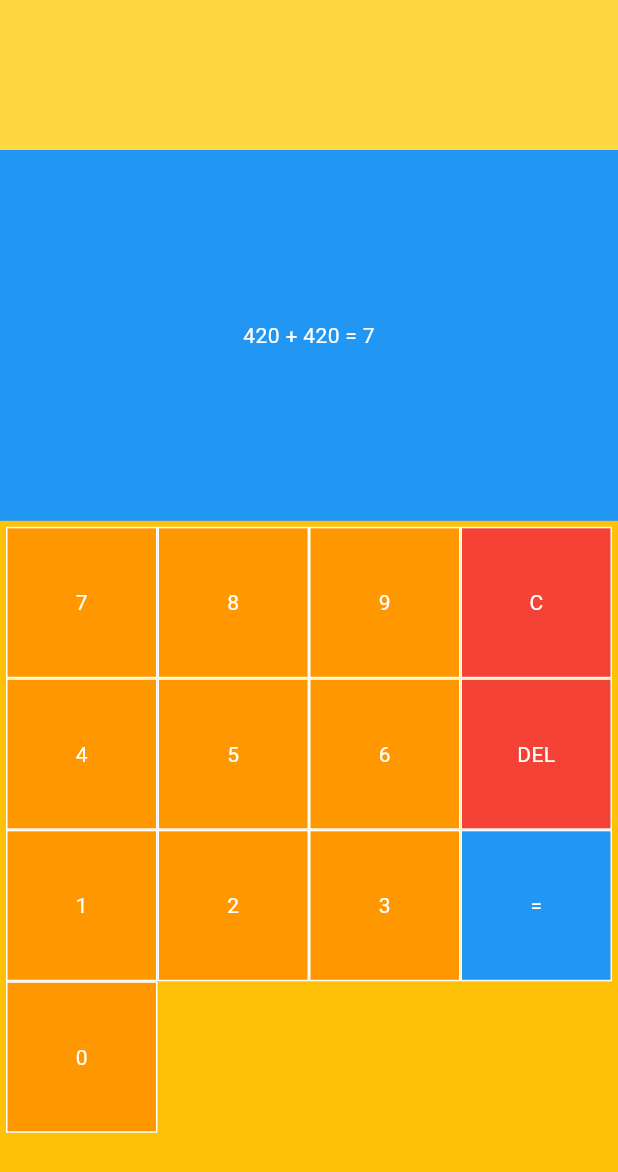
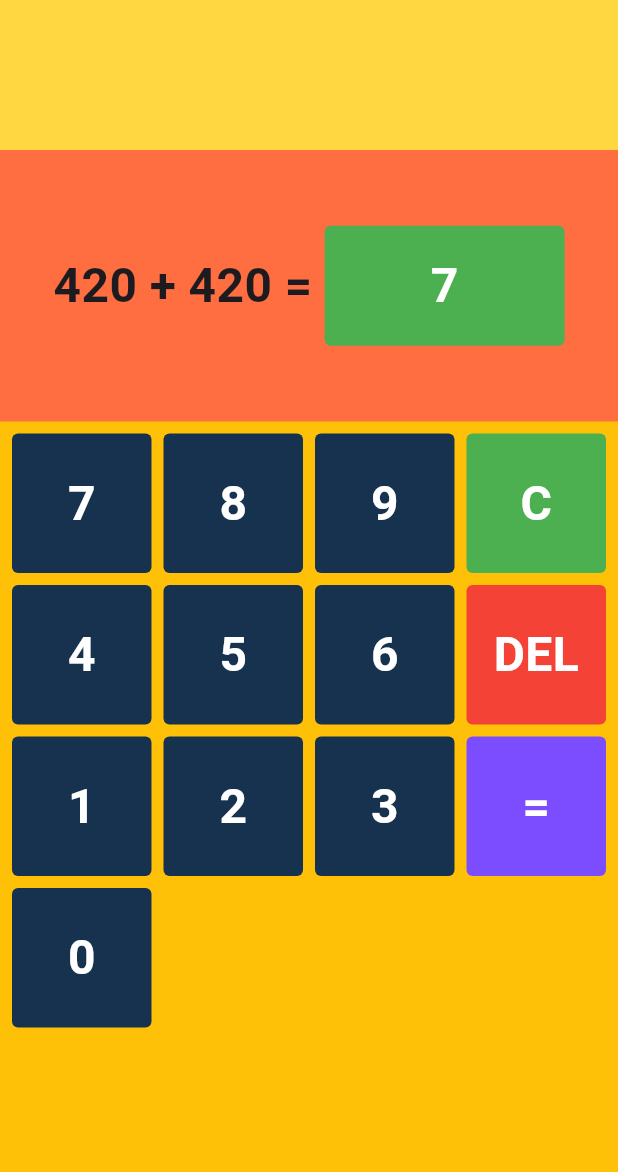
Before and after one commit to ravenuy17/finalproject-mobprog, a Flutter app: the screen it shows after launch, after a tap on an icon or button, on a phone screen of 412 x 824 dp. Shown: the top 1172 px of the screen. Run offline on Flutter 3.47's test engine with Material 3 defaults, Android fonts, the phone set to English and light mode, and no system bars; missing offline and left inert: dart:html.

Commit message:
Final na final na update

```diff
--- a/lib/constant.dart
+++ b/lib/constant.dart
@@ -5,3 +5,6 @@ var defaultTextStyle =
 
 var whiteTextStyle = const TextStyle(
     color: Colors.white, fontWeight: FontWeight.bold, fontSize: 32);
+
+var blackTextStyle = const TextStyle(
+    color: Colors.black, fontWeight: FontWeight.bold, fontSize: 32);
--- a/lib/homePage.dart
+++ b/lib/homePage.dart
@@ -1,18 +1,11 @@
+import 'dart:html';
+
 import 'package:flutter/material.dart';
 import 'dart:math';
 
-void main() {
-  runApp(MyApp());
-}
-
-class MyApp extends StatelessWidget {
-  @override
-  Widget build(BuildContext context) {
-    return MaterialApp(
-      home: HomePage(),
-    );
-  }
-}
+import 'package:flutter_application_5_experiment/constant.dart';
+import 'package:flutter_application_5_experiment/util/numKey.dart';
+import 'package:flutter_application_5_experiment/util/result.dart';
 
 class HomePage extends StatefulWidget {
   const HomePage({Key? key}) : super(key: key);
@@ -22,239 +15,157 @@ class HomePage extends StatefulWidget {
 }
 
 class _HomePageState extends State<HomePage> {
-  // Number pad list
-  List<MyButtonData> numberPad = [
-    MyButtonData(child: "7", color: Colors.orange),
-    MyButtonData(child: "8", color: Colors.orange),
-    MyButtonData(child: "9", color: Colors.orange),
-    MyButtonData(child: "C", color: Colors.red),
-    MyButtonData(child: "4", color: Colors.orange),
-    MyButtonData(child: "5", color: Colors.orange),
-    MyButtonData(child: "6", color: Colors.orange),
-    MyButtonData(child: "DEL", color: Colors.red),
-    MyButtonData(child: "1", color: Colors.orange),
-    MyButtonData(child: "2", color: Colors.orange),
-    MyButtonData(child: "3", color: Colors.orange),
-    MyButtonData(child: "=", color: Colors.blue),
-    MyButtonData(child: "0", color: Colors.orange),
+  //number pad list
+  List<String> numberPad = [
+    '7',
+    '8',
+    '9',
+    'C',
+    '4',
+    '5',
+    '6',
+    'DEL',
+    '1',
+    '2',
+    '3',
+    '=',
+    '0',
   ];
+//numbers
+  int numA = Random().nextInt(1000);
+  int numB = Random().nextInt(1000);
+  //user answer
+  String userAnswer = '';
 
-  // Question variables
-  int numberA = Random().nextInt(1000);
-  int numberB = Random().nextInt(1000);
-  String operator = '+';
+  //button tap
+  void buttonTapped(String button) {
+    setState(() {
+      if (button == '=') {
+        checkResult();
+      }
+      //clear
+      else if (button == 'C') {
+        userAnswer = '';
+        //delete last number
+      } else if (button == 'DEL') {
+        userAnswer = userAnswer.substring(0, userAnswer.length - 1);
+        if (userAnswer.isNotEmpty) {
+          userAnswer = userAnswer.substring(0, userAnswer.length - 1);
+        }
+        //max length
+      } else if (userAnswer.length < 5) {
+        userAnswer += button;
+      }
+    });
+  }
 
-  // User's answer
-  String userAnswer = '';
+//GO BACK TO QUESTION
+  void goBackToQuestion() {
+    //dismiss alert dialog
+    Navigator.of(context).pop();
+  }
+
+  void goToNextQuestion() {
+    setState(() {
+      numA = Random().nextInt(1000);
+      numB = Random().nextInt(1000);
+      userAnswer = '';
+    });
+    Navigator.pop(context);
+    setState(() {
+      userAnswer = '';
+    });
+  }
+
+  void checkResult() {
+    if (numA + numB == int.parse(userAnswer)) {
+      showDialog(
+        context: context,
+        builder: (context) {
+          return ResultMessage(
+              message: 'Great Job!',
+              onTap: goToNextQuestion,
+              icon: Icons.arrow_forward);
+        },
+      );
+    } else {
+      showDialog(
+        context: context,
+        builder: (context) {
+          return ResultMessage(
+              message: 'Try again!',
+              onTap: goBackToQuestion,
+              icon: Icons.rotate_left);
+        },
+      );
+    }
+  }
 
   @override
   Widget build(BuildContext context) {
     return Scaffold(
       backgroundColor: Colors.amber,
-      body: SingleChildScrollView(
-        physics: NeverScrollableScrollPhysics(),
-        child: Column(
+      body: Column(
         children: [
-            // Level progress, get 5 to proceed to the next level
           Container(
             height: 100,
             color: Colors.amberAccent,
           ),
-            // Question
+
+          //question
+          Expanded(
+            child: Container(
+              color: Colors.deepOrangeAccent,
+              child: Center(
+                child: Row(
+                  mainAxisAlignment: MainAxisAlignment.center,
+                  children: [
+                    //question
+                    //numA.toString() + " + " + numB.toString() + " = "
+                    Text('$numA + $numB = ', style: defaultTextStyle),
+
+                    //answer box
                     Container(
-              height: MediaQuery.of(context).size.height * 0.3,
+                      height: 80,
+                      width: 160,
+                      decoration: BoxDecoration(
+                        color: Colors.green,
+                        borderRadius: BorderRadius.circular(4),
+                      ),
                       child: Center(
-                child: Text(
-                  '$numberA $operator $numberB = $userAnswer',
-                  style: TextStyle(
-                    color: Colors.white,
+                        child: Text(userAnswer, style: whiteTextStyle),
+                      ),
+                    )
+                  ],
                 ),
               ),
             ),
-              color: Colors.blue,
           ),
 
-            // Number pad
-            Container(
-              height: MediaQuery.of(context).size.height * 0.7,
+          //number pad
+
+          Expanded(
+            flex: 3,
+            child: Container(
               child: Padding(
                 padding: const EdgeInsets.all(4.0),
                 child: GridView.builder(
                   itemCount: numberPad.length,
                   physics: NeverScrollableScrollPhysics(),
-                  gridDelegate: const SliverGridDelegateWithFixedCrossAxisCount(
-                    crossAxisCount: 4,
-                  ),
+                  gridDelegate: SliverGridDelegateWithFixedCrossAxisCount(
+                      crossAxisCount: 4),
                   itemBuilder: (context, index) {
                     return MyButton(
-                      data: numberPad[index],
-                      onTap: () => buttonTapped(numberPad[index].child),
+                      child: numberPad[index],
+                      onTap: () => buttonTapped(numberPad[index]),
                     );
                   },
                 ),
               ),
             ),
+          )
         ],
-        ),
-      ),
-    );
-  }
-
-  // Button tapped function
-  void buttonTapped(String button) {
-    setState(() {
-      if (button == '=') {
-        // Calculate result
-        checkResult();
-      } else if (button == 'C') {
-        // Clear input
-        userAnswer = '';
-      } else if (button == 'DEL') {
-        // Delete last number
-        if (userAnswer.isNotEmpty) {
-          userAnswer = userAnswer.substring(0, userAnswer.length - 1);
-        }
-      } else {
-        // Append the button value to the user's answer if it's a valid input
-        if (isValidInput(button)) {
-          userAnswer += button;
-        }
-      }
-    });
-  }
-
-  bool isValidInput(String input) {
-    // Define the valid characters that can be used in the input
-    List<String> validCharacters = [
-      "0",
-      "1",
-      "2",
-      "3",
-      "4",
-      "5",
-      "6",
-      "7",
-      "8",
-      "9"
-    ];
-
-    // Check if the input is a valid character
-    return validCharacters.contains(input);
-  }
-
-  void checkResult() {
-    if (userAnswer.isEmpty) {
-      // Show an error modal if the answer is empty
-      showEmptyAnswerModal();
-    } else {
-      int result = numberA + numberB;
-      if (int.tryParse(userAnswer) == result) {
-        showGreatJobModal();
-      } else {
-        showTryAgainModal();
-      }
-    }
-  }
-
-  void showEmptyAnswerModal() {
-    showDialog(
-      context: context,
-      builder: (BuildContext context) {
-        return AlertDialog(
-          title: Text('Error'),
-          content: Text('Please enter a valid answer before checking.'),
-          actions: <Widget>[
-            TextButton(
-              onPressed: () {
-                Navigator.of(context).pop();
-              },
-              child: Text('OK'),
-            ),
-          ],
-        );
-      },
-    );
-  }
-
-  void showGreatJobModal() {
-    showDialog(
-      context: context,
-      builder: (BuildContext context) {
-        return AlertDialog(
-          title: Text('Great Job!'),
-          content: Text('You got it right!'),
-          actions: <Widget>[
-            TextButton(
-              onPressed: () {
-                Navigator.of(context).pop();
-                generateNewQuestion();
-              },
-              child: Text('OK'),
-            ),
-          ],
-        );
-      },
-    );
-  }
-
-  void showTryAgainModal() {
-    showDialog(
-      context: context,
-      builder: (BuildContext context) {
-        return AlertDialog(
-          title: Text('Try Again'),
-          content: Text('Oops! Your answer is incorrect. Please try again.'),
-          actions: <Widget>[
-            TextButton(
-              onPressed: () {
-                Navigator.of(context).pop();
-              },
-              child: Text('OK'),
-            ),
-          ],
-        );
-      },
-    );
-  }
-
-  void generateNewQuestion() {
-    setState(() {
-      // Update question variables for a new question
-      numberA = Random().nextInt(1000);
-      numberB = Random().nextInt(1000);
-      userAnswer = '';
-    });
-  }
-}
-
-class MyButton extends StatelessWidget {
-  final MyButtonData data;
-  final VoidCallback onTap;
-
-  MyButton({required this.data, required this.onTap});
-
-  @override
-  Widget build(BuildContext context) {
-    return GestureDetector(
-      onTap: onTap,
-      child: Container(
-        alignment: Alignment.center,
-        decoration: BoxDecoration(
-          border: Border.all(color: Colors.white),
-          color: data.color,
-        ),
-        child: Text(
-          data.child,
-          style: TextStyle(color: Colors.white),
-        ),
       ),
     );
   }
 }
-
-class MyButtonData {
-  final String child;
-  final Color color;
-
-  MyButtonData({required this.child, required this.color});
-}
--- a/lib/util/numKey.dart
+++ b/lib/util/numKey.dart
@@ -2,14 +2,14 @@ import 'package:flutter/material.dart';
 import 'package:flutter_application_5_experiment/constant.dart';
 
 class MyButton extends StatelessWidget {
+  final String child;
+  final VoidCallback onTap;
+
   const MyButton({
     Key? key,
     required this.child,
     required this.onTap,
   }) : super(key: key);
-
-  final String child;
-  final VoidCallback onTap;
 
   @override
   Widget build(BuildContext context) {
```
Also changed, not shown: lib/util/result.dart (added, +45 -0 lines). Lines whose indentation alone changed are shown as unchanged.
